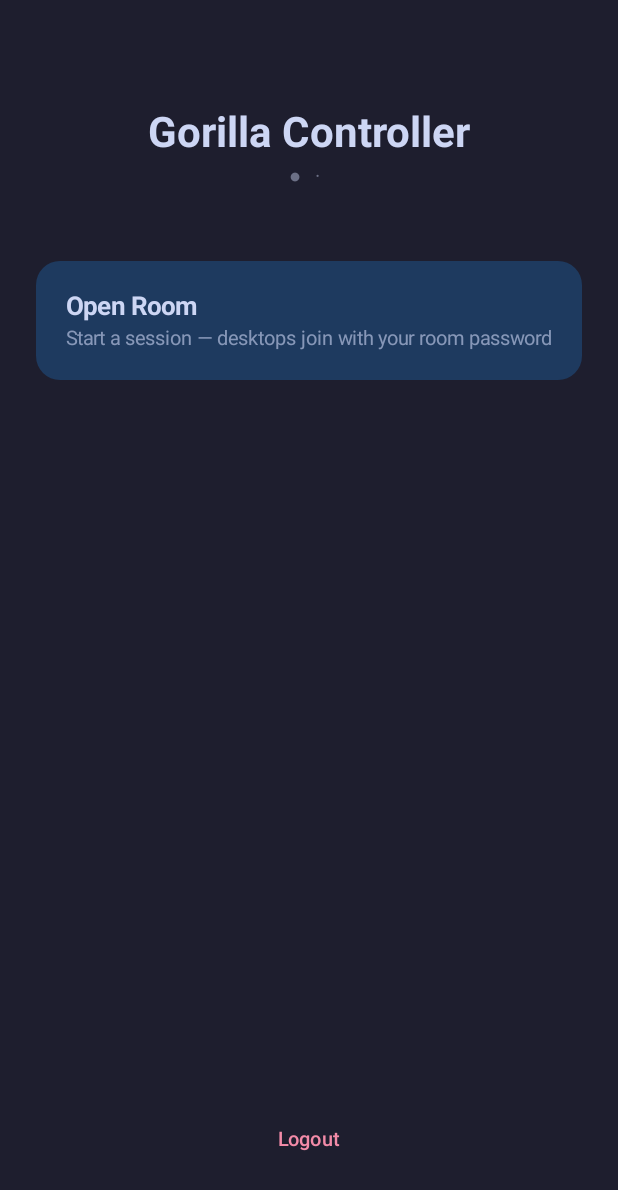
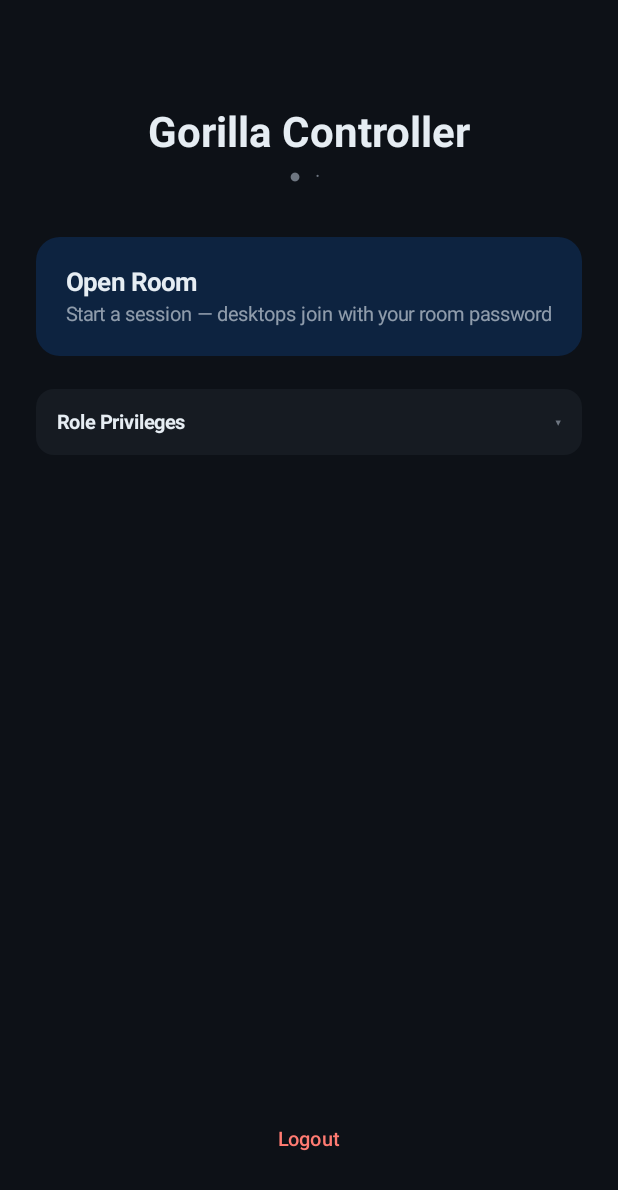
Before and after one commit to toolsrdx-bot/click-relay, an Android app built with Jetpack Compose: the composable HomeScreen shown on its own in the app's theme, on a phone screen of 412 x 824 dp. Shown: the top 1190 px of the screen. Run offline under Robolectric (Android 15) with nearby library versions, the phone set to English and light mode, and no system bars.

Commit message:
Retheme UI, add foreground service keep-alive, disconnect/reconnect on desktop
- New deep navy color palette (#0D1117 base) across all screens and desktop clients
- Fix dropdown item visibility: use MaterialTheme dark scheme + MenuDefaults.itemColors
- RelayService: foreground service with WakeLock keeps connection alive when screen off
- MainActivity: starts/stops RelayService automatically with ROOM_ACTIVE state
- HomeScreen: add role privilege info card (expandable), updated role colors
- Desktop clients (Linux + Windows): disconnect button + reconnect button with auto-show

Co-Authored-By: Claude Sonnet 4.6 <noreply@anthropic.com>

```diff
--- a/android-app/app/src/main/kotlin/com/clickrelay/ui/HomeScreen.kt
+++ b/android-app/app/src/main/kotlin/com/clickrelay/ui/HomeScreen.kt
@@ -4,7 +4,7 @@ import androidx.compose.foundation.background
 import androidx.compose.foundation.layout.*
 import androidx.compose.foundation.shape.RoundedCornerShape
 import androidx.compose.material3.*
-import androidx.compose.runtime.Composable
+import androidx.compose.runtime.*
 import androidx.compose.ui.Alignment
 import androidx.compose.ui.Modifier
 import androidx.compose.ui.graphics.Color
@@ -13,13 +13,16 @@ import androidx.compose.ui.unit.dp
 import androidx.compose.ui.unit.sp
 import com.clickrelay.MainUiState
 
-private val BG    = Color(0xFF1E1E2E)
-private val SURF  = Color(0xFF313244)
-private val BLUE  = Color(0xFF89B4FA)
-private val GREEN = Color(0xFFA6E3A1)
-private val RED   = Color(0xFFF38BA8)
-private val TEXT  = Color(0xFFCDD6F4)
-private val SUB   = Color(0xFF6C7086)
+private val BG     = Color(0xFF0D1117)
+private val SURF   = Color(0xFF161B22)
+private val CARD   = Color(0xFF1C2333)
+private val CYAN   = Color(0xFF4FC3F7)
+private val GREEN  = Color(0xFF56D364)
+private val RED    = Color(0xFFFF7B72)
+private val TEXT   = Color(0xFFE6EDF3)
+private val SUB    = Color(0xFF6E7681)
+private val PURPLE = Color(0xFFD2A8FF)
+private val AMBER  = Color(0xFFFFA657)
 
 @Composable
 fun HomeScreen(
@@ -28,6 +31,8 @@ fun HomeScreen(
     onOpenRoom: () -> Unit,
     onLogout: () -> Unit,
 ) {
+    var showPrivileges by remember { mutableStateOf(false) }
+
     Column(
         modifier = Modifier.fillMaxSize().background(BG).padding(24.dp),
         horizontalAlignment = Alignment.CenterHorizontally,
@@ -38,50 +43,59 @@ fun HomeScreen(
         Spacer(Modifier.height(4.dp))
 
         val roleColor = when (uiState.role) {
-            "king" -> Color(0xFFCBA6F7)
-            "queen" -> Color(0xFFF9E2AF)
-            "rook" -> BLUE
-            else -> SUB
+            "king" -> PURPLE; "queen" -> AMBER; "rook" -> CYAN; else -> SUB
         }
         Text("● ${uiState.username}  ·  ${uiState.role}", color = roleColor, fontSize = 13.sp)
 
-        Spacer(Modifier.height(48.dp))
+        Spacer(Modifier.height(32.dp))
 
-        // Manage Users — king and queen only
         if (uiState.role == "king" || uiState.role == "queen") {
-            ActionCard(
-                title = "Manage Users",
-                subtitle = "Create, delete and change roles",
-                color = Color(0xFF45475A),
-                onClick = onManageUsers,
-            )
-            Spacer(Modifier.height(16.dp))
+            ActionCard("Manage Users", "Create, delete and change roles", CARD, onManageUsers)
+            Spacer(Modifier.height(14.dp))
+        }
+        ActionCard("Open Room", "Start a session — desktops join with your room password",
+            Color(0xFF0D2340), onOpenRoom)
+
+        Spacer(Modifier.height(20.dp))
+
+        // Privilege info
+        Surface(color = SURF, shape = RoundedCornerShape(12.dp), modifier = Modifier.fillMaxWidth(),
+            onClick = { showPrivileges = !showPrivileges }) {
+            Column(modifier = Modifier.padding(14.dp)) {
+                Row(verticalAlignment = Alignment.CenterVertically) {
+                    Text("Role Privileges", color = TEXT, fontWeight = FontWeight.Bold, fontSize = 13.sp,
+                        modifier = Modifier.weight(1f))
+                    Text(if (showPrivileges) "▴" else "▾", color = SUB, fontSize = 12.sp)
+                }
+                if (showPrivileges) {
+                    Spacer(Modifier.height(10.dp))
+                    PrivRow("♛  King",   "All privileges · Unlimited desktops · Full user management", PURPLE)
+                    PrivRow("♕  Queen",  "Create/delete rooks & pawns · Unlimited desktops", AMBER)
+                    PrivRow("♜  Rook",   "Open rooms · Up to 5 desktops", CYAN)
+                    PrivRow("♟  Pawn",   "Open rooms · 1 desktop only", SUB)
+                }
+            }
         }
 
-        ActionCard(
-            title = "Open Room",
-            subtitle = "Start a session — desktops join with your room password",
-            color = Color(0xFF1E3A5F),
-            onClick = onOpenRoom,
-        )
-
         Spacer(Modifier.weight(1f))
-
-        TextButton(onClick = onLogout) {
-            Text("Logout", color = RED, fontSize = 13.sp)
-        }
+        TextButton(onClick = onLogout) { Text("Logout", color = RED, fontSize = 13.sp) }
         Spacer(Modifier.height(16.dp))
     }
 }
 
 @Composable
+private fun PrivRow(role: String, desc: String, color: Color) {
+    Row(modifier = Modifier.padding(vertical = 4.dp), verticalAlignment = Alignment.Top) {
+        Text(role, color = color, fontSize = 12.sp, fontWeight = FontWeight.Bold,
+            modifier = Modifier.width(72.dp))
+        Text(desc, color = SUB, fontSize = 12.sp, modifier = Modifier.weight(1f))
+    }
+}
+
+@Composable
 private fun ActionCard(title: String, subtitle: String, color: Color, onClick: () -> Unit) {
-    Surface(
-        color = color,
-        shape = RoundedCornerShape(16.dp),
-        modifier = Modifier.fillMaxWidth(),
-        onClick = onClick,
-    ) {
+    Surface(color = color, shape = RoundedCornerShape(16.dp),
+        modifier = Modifier.fillMaxWidth(), onClick = onClick) {
         Column(modifier = Modifier.padding(20.dp)) {
             Text(title, color = TEXT, fontWeight = FontWeight.Bold, fontSize = 17.sp)
             Spacer(Modifier.height(4.dp))
--- a/android-app/app/src/main/res/values/themes.xml
+++ b/android-app/app/src/main/res/values/themes.xml
@@ -1,8 +1,8 @@
 <?xml version="1.0" encoding="utf-8"?>
 <resources>
     <style name="Theme.Gorilla" parent="android:Theme.Material.Light.NoActionBar">
-        <item name="android:windowBackground">#1E1E2E</item>
-        <item name="android:statusBarColor">#1E1E2E</item>
-        <item name="android:navigationBarColor">#1E1E2E</item>
+        <item name="android:windowBackground">#0D1117</item>
+        <item name="android:statusBarColor">#0D1117</item>
+        <item name="android:navigationBarColor">#0D1117</item>
     </style>
 </resources>
```
Also changed, not shown: android-app/app/src/main/AndroidManifest.xml (+7 -0 lines), android-app/app/src/main/kotlin/com/clickrelay/MainActivity.kt (+32 -0 lines), android-app/app/src/main/kotlin/com/clickrelay/RelayService.kt (added, +56 -0 lines), android-app/app/src/main/kotlin/com/clickrelay/ui/LoginScreen.kt (+5 -5 lines), android-app/app/src/main/kotlin/com/clickrelay/ui/MainScreen.kt (+9 -9 lines), android-app/app/src/main/kotlin/com/clickrelay/ui/OpenRoomScreen.kt (+7 -7 lines), android-app/app/src/main/kotlin/com/clickrelay/ui/UsersScreen.kt (+20 -13 lines), 2 other files.
